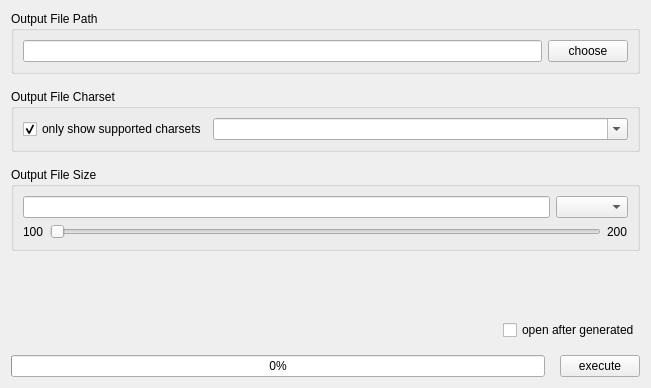
First picture: the form in src/lib/qt/big_file_generator.ui, repository haocxy/litext, before the edit.
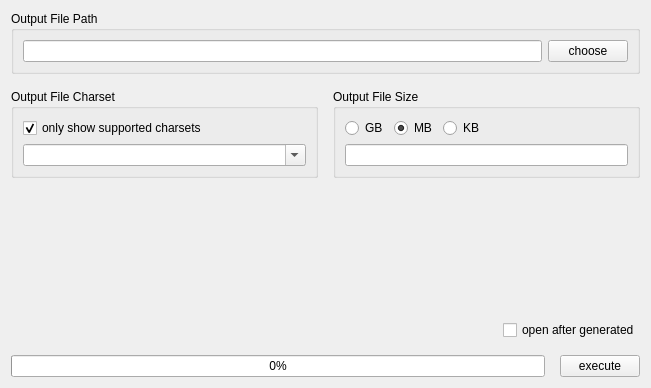
Second picture: the form after the edit.

Commit message: 生成大文件界面-优化界面

The edit to the form file:
```diff
--- a/src/lib/qt/big_file_generator.ui
+++ b/src/lib/qt/big_file_generator.ui
@@ -37,11 +37,13 @@
     </widget>
    </item>
    <item>
-    <widget class="QGroupBox" name="groupBox_3">
+    <layout class="QHBoxLayout" name="layoutAreaRow2">
+     <item>
+      <widget class="QGroupBox" name="layoutAreaFileCharset">
      <property name="title">
       <string>Output File Charset</string>
      </property>
-     <layout class="QHBoxLayout" name="horizontalLayout_3">
+       <layout class="QVBoxLayout" name="verticalLayout_3">
       <item>
        <widget class="QCheckBox" name="onlyShowSupportedCharsetsCheckBox">
         <property name="text">
@@ -75,60 +77,70 @@
     </widget>
    </item>
    <item>
-    <widget class="QGroupBox" name="groupBox">
+      <widget class="QGroupBox" name="layoutAreaFileSize">
      <property name="title">
       <string>Output File Size</string>
      </property>
      <layout class="QHBoxLayout" name="horizontalLayout">
       <item>
        <layout class="QVBoxLayout" name="verticalLayout_2">
-        <item>
-         <layout class="QHBoxLayout" name="horizontalLayout_8">
-          <item>
-           <widget class="QLineEdit" name="sizeText">
-            <property name="sizePolicy">
-             <sizepolicy hsizetype="Expanding" vsizetype="Fixed">
-              <horstretch>0</horstretch>
-              <verstretch>0</verstretch>
-             </sizepolicy>
-            </property>
-           </widget>
-          </item>
-          <item>
-           <widget class="QComboBox" name="sizeUnit"/>
-          </item>
-         </layout>
-        </item>
         <item>
          <layout class="QHBoxLayout" name="horizontalLayout_6">
           <item>
-           <widget class="QLabel" name="labelSizeSliderMin">
+             <widget class="QRadioButton" name="gbRadioButton">
             <property name="text">
-             <string>100</string>
+               <string>GB</string>
             </property>
            </widget>
           </item>
           <item>
-           <widget class="QSlider" name="sizeSlider">
-            <property name="minimum">
-             <number>1</number>
-            </property>
-            <property name="maximum">
-             <number>1024</number>
-            </property>
+             <widget class="QRadioButton" name="mbRadioButton">
+              <property name="text">
+               <string>MB</string>
+              </property>
+              <property name="checked">
+               <bool>true</bool>
+              </property>
+             </widget>
+            </item>
+            <item>
+             <widget class="QRadioButton" name="kbRadioButton">
+              <property name="text">
+               <string>KB</string>
+              </property>
+              <property name="checked">
+               <bool>false</bool>
+              </property>
+             </widget>
+            </item>
+            <item>
+             <spacer name="horizontalSpacer_2">
             <property name="orientation">
              <enum>Qt::Horizontal</enum>
             </property>
-            <property name="invertedAppearance">
-             <bool>false</bool>
-            </property>
-           </widget>
-          </item>
+              <property name="sizeHint" stdset="0">
+               <size>
+                <width>40</width>
+                <height>20</height>
+               </size>
+              </property>
+             </spacer>
+            </item>
+           </layout>
+          </item>
           <item>
-           <widget class="QLabel" name="labelSizeSliderMax">
-            <property name="text">
-             <string>200</string>
-            </property>
+           <layout class="QHBoxLayout" name="horizontalLayout_8">
+            <item>
+             <widget class="QLineEdit" name="sizeText">
+              <property name="sizePolicy">
+               <sizepolicy hsizetype="Expanding" vsizetype="Fixed">
+                <horstretch>0</horstretch>
+                <verstretch>0</verstretch>
+               </sizepolicy>
+              </property>
+              <property name="alignment">
+               <set>Qt::AlignLeading|Qt::AlignLeft|Qt::AlignVCenter</set>
+              </property>
            </widget>
           </item>
          </layout>
@@ -137,6 +149,8 @@
       </item>
      </layout>
     </widget>
+     </item>
+    </layout>
    </item>
    <item>
     <spacer name="verticalSpacer">
```
Left out of the diff: 2 changed lines with no effect on the pictures. Lines whose indentation alone changed are shown as unchanged. The commit also changes 2 other files.
